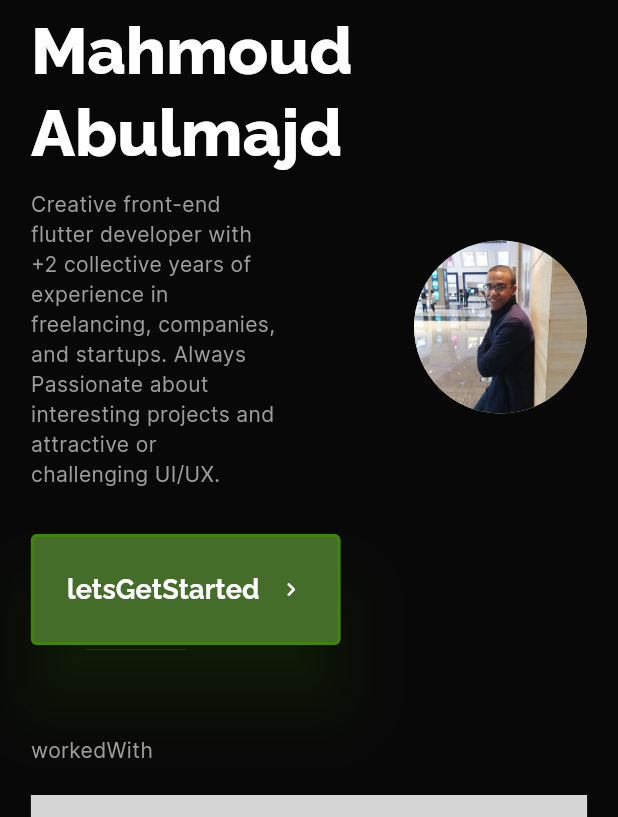
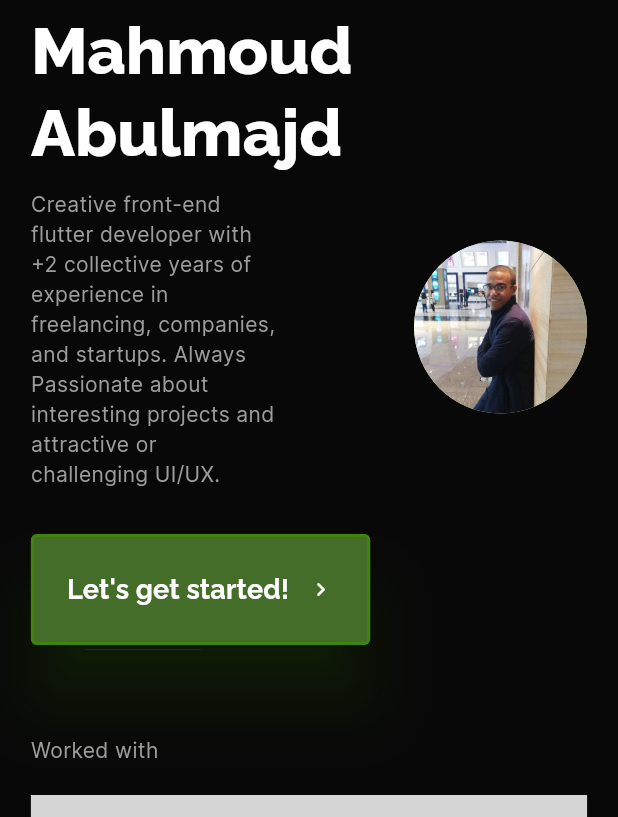
Before and after one commit to abalmagd/abalmagd, a Flutter app: the screen it shows after launch, on a phone screen of 412 x 824 dp, the part 108-925 px from its top. Run offline on Flutter 3.47's test engine with Material 3 defaults, Android fonts, the phone set to English and light mode, and no system bars; our stand-ins replace easy_localization, flutter_hooks, flutter_svg, gap; missing offline and left inert: dart:js, marqueer; grey boxes are pictures that could not be loaded.

Commit message:
Final update to header

```diff
--- a/assets/translations/ar.json
+++ b/assets/translations/ar.json
@@ -9,5 +9,7 @@
   "resume": "Resume/CV",
   "linkedIn": "LinkedIn",
   "github": "Github",
+  "letsGetStarted": "لنبدأ!",
+  "workedWith": "عملت بـ",
   "description": "مطور فلاتر بما يزيد عن سنتان من الخبرة في العمل كمطور منفرد او جزء من شركة. عندي شغف تجاه المشاريع المميزة واحب دائما العمل علي الواجهات التي تفرض تحدي."
 }
--- a/assets/translations/en.json
+++ b/assets/translations/en.json
@@ -9,5 +9,7 @@
   "resume": "Resume/CV",
   "linkedIn": "LinkedIn",
   "github": "Github",
+  "letsGetStarted": "Let's get started!",
+  "workedWith": "Worked with",
   "description": "Creative front-end flutter developer with +2 collective years of experience in freelancing, companies, and startups. Always Passionate about interesting projects and attractive or challenging UI/UX."
 }
--- a/lib/core/constants/localization.dart
+++ b/lib/core/constants/localization.dart
@@ -4,4 +4,7 @@ class Localization {
   static const supportedLocales = [Locale('en'), Locale('ar')];
   static const letsGetStarted = 'letsGetStarted';
   static const workedWith = 'workedWith';
+  static const linkedIn = 'linkedIn';
+  static const github = 'github';
+  static const resume = 'resume';
 }
--- a/lib/core/domain/data.dart
+++ b/lib/core/domain/data.dart
@@ -1,4 +1,5 @@
 import 'package:portfolio/core/constants/assets.dart';
+import 'package:portfolio/core/constants/localization.dart';
 import 'package:portfolio/core/domain/models/person.dart';
 
 /// Data holder class for all of the local data present in this web app,
@@ -12,18 +13,18 @@ class Data {
     socialLinks: [
       SocialLink(
         url: 'https://www.linkedin.com/in/abalmagd/',
-        name: 'LinkedIn',
+        name: Localization.linkedIn,
         icon: Assets.linkedin,
       ),
       SocialLink(
         url: 'https://github.com/abalmagd',
-        name: 'Github',
+        name: Localization.github,
         icon: Assets.github,
       ),
       SocialLink(
         url:
             'https://drive.google.com/file/d/14Eecw8MfclHq37hYXDmUAqwm2IxU0mb4/view',
-        name: 'Resume',
+        name: Localization.resume,
         icon: Assets.doc,
       ),
     ],
--- a/lib/features/about_me/presentation/about_me_view.dart
+++ b/lib/features/about_me/presentation/about_me_view.dart
@@ -9,7 +9,6 @@ import 'package:portfolio/core/constants/spacing.dart';
 import 'package:portfolio/core/domain/data.dart';
 import 'package:portfolio/features/about_me/domain/models/skill.dart';
 import 'package:portfolio/features/about_me/presentation/widgets/skill_card.dart';
-import 'package:portfolio/utils/extensions/string_extensions.dart';
 
 class AboutMe extends HookWidget {
   const AboutMe({super.key});
@@ -53,7 +52,7 @@ class AboutMe extends HookWidget {
                       child: Row(
                         mainAxisSize: MainAxisSize.min,
                         children: [
-                          Text(Localization.letsGetStarted.hardcoded),
+                          Text(Localization.letsGetStarted.tr()),
                           const Gap(12),
                           const Icon(Icons.chevron_right_rounded),
                         ],
@@ -69,7 +68,7 @@ class AboutMe extends HookWidget {
             ],
           ),
           const Gap(60),
-          Text(Localization.workedWith.hardcoded, style: textTheme.bodyMedium),
+          Text(Localization.workedWith.tr(), style: textTheme.bodyMedium),
           Padding(
             padding: const EdgeInsets.symmetric(vertical: 20.0),
             child: SizedBox(
--- a/lib/utils/extensions/string_extensions.dart
+++ /dev/null
@@ -1,6 +0,0 @@
-extension StringExtensions on String {
-
-  /// Makes it easier to track unlocalized strings by searching for any usages of
-  /// **[hardcoded]**
-  String get hardcoded => this;
-}
```
Also changed, not shown: lib/features/about_me/presentation/widgets/skill_card.dart (+15 -10 lines).
